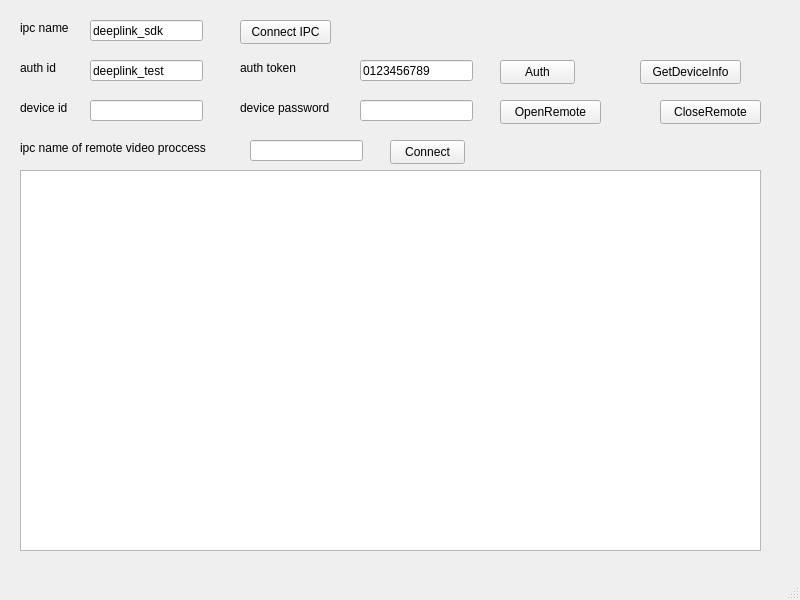
Before: the Qt Designer form sdk_example/mainwindow.ui in DeepLinkProtocol/DeepLinkSDK-Win, drawn with Qt 5.
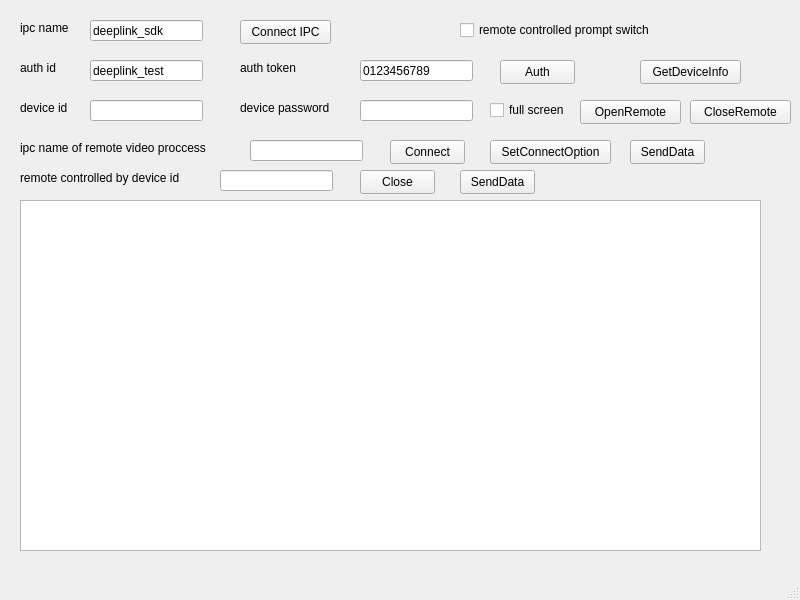
After: the same form once the commit is applied.

Commit message: feat: sdk adds the controlled prompt and close interface.

```diff
--- a/sdk_example/mainwindow.ui
+++ b/sdk_example/mainwindow.ui
@@ -167,7 +167,7 @@
    <widget class="QPushButton" name="pbtnOpenRemote">
     <property name="geometry">
      <rect>
-      <x>500</x>
+      <x>580</x>
       <y>100</y>
       <width>101</width>
       <height>24</height>
@@ -180,7 +180,7 @@
    <widget class="QPushButton" name="pbtnCloseRemote">
     <property name="geometry">
      <rect>
-      <x>660</x>
+      <x>690</x>
       <y>100</y>
       <width>101</width>
       <height>24</height>
@@ -207,9 +207,9 @@
     <property name="geometry">
      <rect>
       <x>20</x>
-      <y>170</y>
+      <y>200</y>
       <width>741</width>
-      <height>381</height>
+      <height>351</height>
      </rect>
     </property>
    </widget>
@@ -249,6 +249,107 @@
      <string>Connect</string>
     </property>
    </widget>
+   <widget class="QCheckBox" name="chbFullScreen">
+    <property name="geometry">
+     <rect>
+      <x>490</x>
+      <y>100</y>
+      <width>80</width>
+      <height>20</height>
+     </rect>
+    </property>
+    <property name="text">
+     <string>full screen</string>
+    </property>
+   </widget>
+   <widget class="QLabel" name="label_7">
+    <property name="geometry">
+     <rect>
+      <x>20</x>
+      <y>170</y>
+      <width>191</width>
+      <height>16</height>
+     </rect>
+    </property>
+    <property name="text">
+     <string>remote controlled by device id</string>
+    </property>
+   </widget>
+   <widget class="QLineEdit" name="leRemoteControlledById">
+    <property name="geometry">
+     <rect>
+      <x>220</x>
+      <y>170</y>
+      <width>113</width>
+      <height>21</height>
+     </rect>
+    </property>
+   </widget>
+   <widget class="QPushButton" name="pbtnCloseRemoteControlled">
+    <property name="geometry">
+     <rect>
+      <x>360</x>
+      <y>170</y>
+      <width>75</width>
+      <height>24</height>
+     </rect>
+    </property>
+    <property name="text">
+     <string>Close</string>
+    </property>
+   </widget>
+   <widget class="QPushButton" name="pbtnSetConnectOption">
+    <property name="geometry">
+     <rect>
+      <x>490</x>
+      <y>140</y>
+      <width>121</width>
+      <height>24</height>
+     </rect>
+    </property>
+    <property name="text">
+     <string>SetConnectOption</string>
+    </property>
+   </widget>
+   <widget class="QPushButton" name="pbtnSendData">
+    <property name="geometry">
+     <rect>
+      <x>630</x>
+      <y>140</y>
+      <width>75</width>
+      <height>24</height>
+     </rect>
+    </property>
+    <property name="text">
+     <string>SendData</string>
+    </property>
+   </widget>
+   <widget class="QCheckBox" name="chbRemoteControlledSwitch">
+    <property name="geometry">
+     <rect>
+      <x>460</x>
+      <y>20</y>
+      <width>221</width>
+      <height>20</height>
+     </rect>
+    </property>
+    <property name="text">
+     <string>remote controlled prompt switch</string>
+    </property>
+   </widget>
+   <widget class="QPushButton" name="pbtnSendData2">
+    <property name="geometry">
+     <rect>
+      <x>460</x>
+      <y>170</y>
+      <width>75</width>
+      <height>24</height>
+     </rect>
+    </property>
+    <property name="text">
+     <string>SendData</string>
+    </property>
+   </widget>
   </widget>
   <widget class="QMenuBar" name="menubar">
    <property name="geometry">
```
The commit also changes 4 other files.
